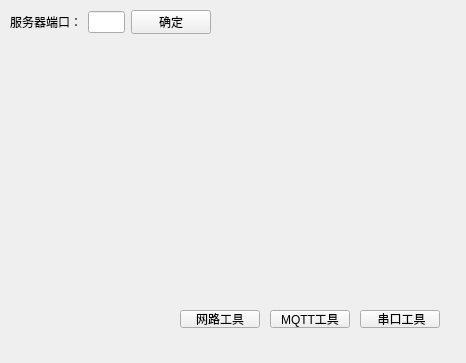
Above: settingform.ui from BedTang/LAProject before the change. Below: the same form after it.
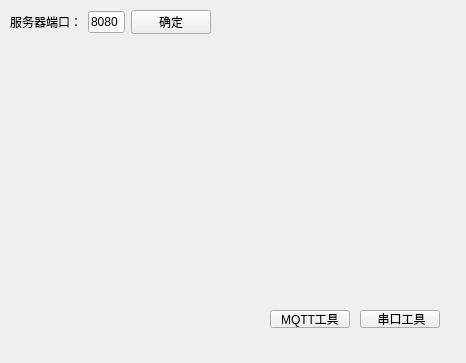
That is the form after the change.

The edit to the form file:
```diff
--- a/settingform.ui
+++ b/settingform.ui
@@ -31,7 +31,11 @@
      </widget>
     </item>
     <item>
-     <widget class="QLineEdit" name="lineEdit"/>
+     <widget class="QLineEdit" name="lineEdit">
+      <property name="text">
+       <string>8080</string>
+      </property>
+     </widget>
     </item>
     <item>
      <widget class="QPushButton" name="pushButton">
@@ -68,19 +72,6 @@
     <string>MQTT工具</string>
    </property>
   </widget>
-  <widget class="QPushButton" name="NetForm">
-   <property name="geometry">
-    <rect>
-     <x>180</x>
-     <y>310</y>
-     <width>80</width>
-     <height>18</height>
-    </rect>
-   </property>
-   <property name="text">
-    <string>网路工具</string>
-   </property>
-  </widget>
  </widget>
  <resources/>
  <connections/>
```
